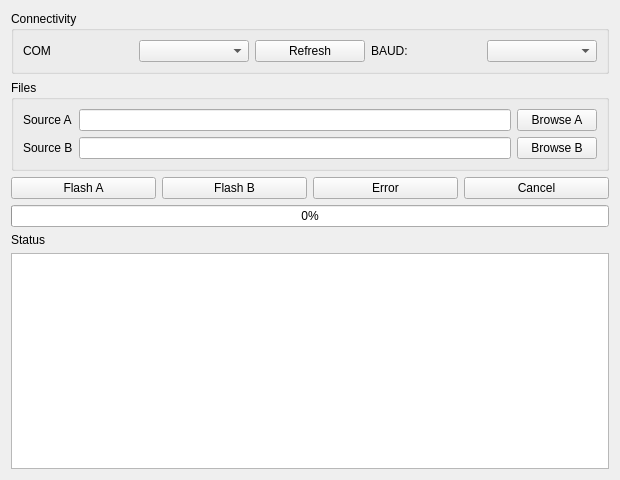
The window that giaodien/flash_ui.ui (mincoilk1010/Bootloader) describes before a commit, drawn with Qt 5.
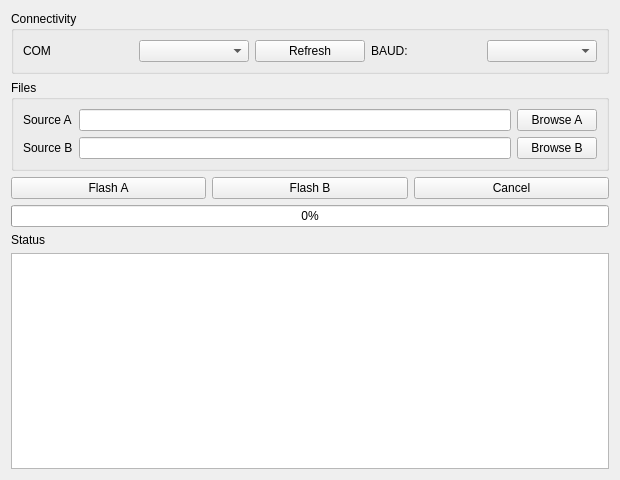
The same window after the commit.

Commit message: Sua giao dien

The edit to the form file:
```diff
--- a/giaodien/flash_ui.ui
+++ b/giaodien/flash_ui.ui
@@ -119,13 +119,6 @@
        </property>
       </widget>
      </item>
-     <item>
-      <widget class="QPushButton" name="btnError">
-       <property name="text">
-        <string>Error</string>
-       </property>
-      </widget>
-     </item>
      <item>
       <widget class="QPushButton" name="btnCancel">
        <property name="text">
```
The commit also changes 2 other files.
